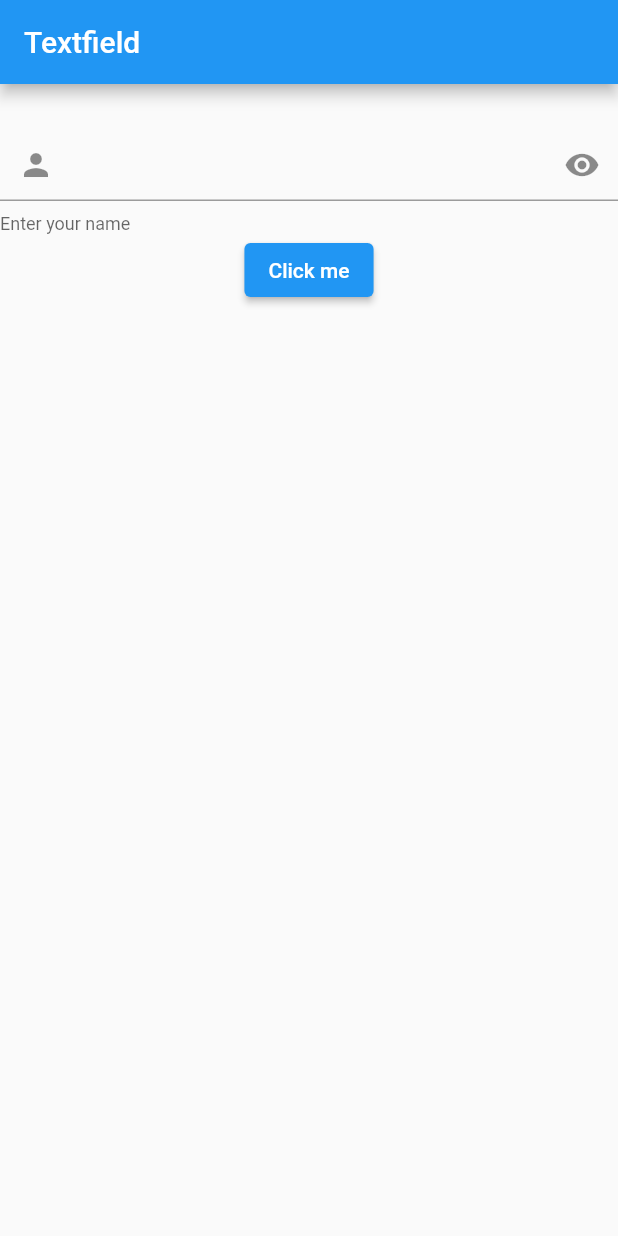
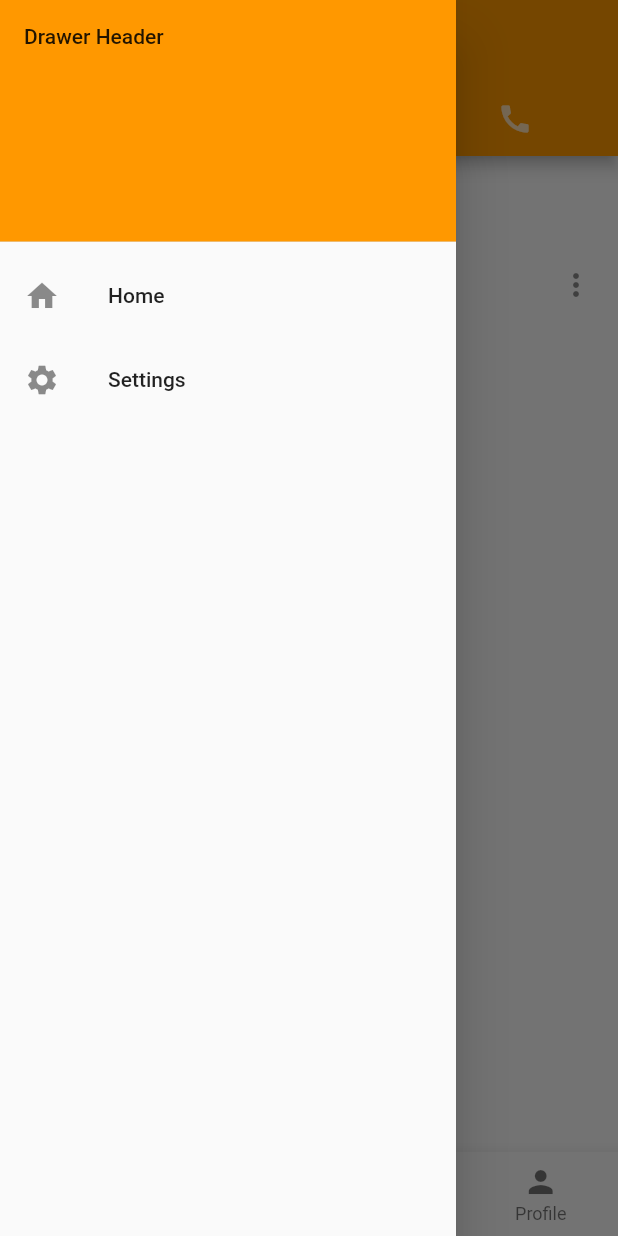
Before and after one commit to ahmed-moha/JUST-CA20-CODES, a Flutter app: the screen it shows after launch, with the side drawer open (before the commit the screen has no drawer), on a phone screen of 412 x 824 dp. Run offline on Flutter 3.47's test engine with Material 2 defaults, Android fonts, the phone set to English and light mode, and no system bars; our stand-ins replace webview_flutter.

Commit message:
LESSON 9

```diff
--- /dev/null
+++ b/lib/lesson_nine.dart
@@ -0,0 +1,109 @@
+import 'package:flutter/material.dart';
+
+class LessonNine extends StatefulWidget {
+  const LessonNine({super.key});
+
+  @override
+  State<LessonNine> createState() => _LessonNineState();
+}
+
+class _LessonNineState extends State<LessonNine> {
+  int currentIndex = 0;
+  // index aad kula soconeeso navigation-ka la maryaayo
+  List screens = [
+    const Text("Home"),
+    const Text("Classes"),
+    const Text("Search"),
+    const Text("Profile"),
+  ];
+
+  @override
+  Widget build(BuildContext context) {
+    return DefaultTabController(
+      length: 3, // halkaan ka sheeg tirada tabs ka aad rabto
+      child: Scaffold(
+        drawer:  Drawer(
+          child: Column(
+            children: [
+              const SizedBox(
+                width: double.infinity,
+                child: DrawerHeader(
+                  decoration: BoxDecoration(color: Colors.orange),
+                  child: Text("Drawer Header"),
+                ),
+              ),
+              ListTile(
+                onTap: ()=>Navigator.pop(context),
+                leading: const Icon(Icons.home),
+                title: const Text("Home"),
+              ),
+               const ListTile(
+                leading: Icon(Icons.settings),
+                title: Text("Settings"),
+              ),
+            ],
+          ),
+        ),
+        appBar: AppBar(
+          title: const Text("Lesson nine"),
+          backgroundColor: Colors.orange,
+          bottom: const TabBar(indicatorColor: Colors.white, tabs: [
+            Tab(
+              icon: Icon(Icons.home_max),
+            ),
+            Tab(
+              icon: Icon(Icons.balance),
+            ),
+            Tab(
+              icon: Icon(Icons.call),
+            )
+          ]),
+        ),
+        // body: const TabBarView(
+        //   children: [
+        //     Center(child: Text("Home screen")),
+        //     Center(child: Text("Judge screen")),
+        //     Center(child: Text("Calls screen")),
+        //   ],
+        // ),
+        body: Column(
+          children: [
+            const SizedBox(
+              height: 50,
+            ),
+            ListTile(
+              leading: Container(
+                padding: const EdgeInsets.all(5),
+                decoration: const BoxDecoration(
+                  color: Colors.orange,
+                  shape: BoxShape.circle,
+                ),
+                child: const Icon(Icons.person, color: Colors.white),
+              ),
+              title: const Text("CA20 Classes"),
+              subtitle: const Text("Flutter course"),
+              trailing: const Icon(Icons.more_vert),
+            )
+          ],
+        ),
+        // body: Center(child: screens[currentIndex]), \\ hadii aad rabto inaa tijaabiso bottomNavigations-ka comment-ga ka qaad line-kaan
+        bottomNavigationBar: BottomNavigationBar(
+          type: BottomNavigationBarType.fixed,
+          selectedItemColor: Colors.orange,
+          currentIndex:
+              currentIndex, // u pass gareey variable ka aan soo abuuranay
+          onTap: (value) {
+            currentIndex = value;
+            setState(() {});
+          },
+          items: const [
+            BottomNavigationBarItem(icon: Icon(Icons.home), label: "Home"),
+            BottomNavigationBarItem(icon: Icon(Icons.class_), label: "Classes"),
+            BottomNavigationBarItem(icon: Icon(Icons.search), label: "Search"),
+            BottomNavigationBarItem(icon: Icon(Icons.person), label: "Profile")
+          ],
+        ),
+      ),
+    );
+  }
+}
--- a/lib/main.dart
+++ b/lib/main.dart
@@ -1,13 +1,15 @@
 
 import 'package:ca_201/screen_one.dart';
 import 'package:ca_201/screen_two.dart';
-import 'package:ca_201/textfield_lesson.dart';
+
 import 'package:flutter/material.dart';
+
+import 'lesson_nine.dart';
 
 void main() {
   runApp(
      MaterialApp(
-      home: const TextFielLesson(),
+      home: const LessonNine(),
 
       routes: {
         "screenOne":(context)=>const ScreenOne(),
--- a/lib/textfield_lesson.dart
+++ b/lib/textfield_lesson.dart
@@ -8,43 +8,109 @@ class TextFielLesson extends StatefulWidget {
 }
 
 class _TextFielLessonState extends State<TextFielLesson> {
-    TextEditingController nameController = TextEditingController();
+  TextEditingController nameController = TextEditingController();
+  int currentIndex = 0;
+  List screens = [
+    const Text("Home"),
+    const Text("Home2"),
+    const Text("Home3"),
+    const Text("Home4"),
+  ];
   @override
   Widget build(BuildContext context) {
-    return Scaffold(
-      appBar: AppBar(
-        title: const Text("Textfield"),
+    return DefaultTabController(
+      length: 3,
+      child: Scaffold(
+        drawer: Drawer(
+          child: Column(
+            children: [
+              const SizedBox(
+                width: double.infinity,
+                child: DrawerHeader(
+                  decoration: BoxDecoration(color: Colors.blue),
+                  child: Text("CA201"),
+                ),
+              ),
+              const SizedBox(
+                height: 50,
+              ),
+              ListTile(
+                onTap: () => Navigator.pop(context),
+                leading: const Icon(Icons.home),
+                title: const Text("Home"),
+              ),
+              const ListTile(
+                leading: Icon(Icons.settings),
+                title: Text("Settings"),
+              ),
+              const Spacer(),
+              const ListTile(
+                leading: Icon(Icons.settings),
+                title: Text("Settings"),
+              ),
+            ],
+          ),
+        ),
+        appBar: AppBar(
+          title: const Text("Textfield"),
+          bottom: const TabBar(
+            tabs: [
+              Tab(icon: Icon(Icons.home),),
+                Tab(icon: Icon(Icons.settings),),
+                  Tab(icon: Icon(Icons.home),),
+
+            ],
+          ),
+        ),
+        body: const TabBarView(
+          children: [
+
+            Icon(Icons.set_meal),
+            Icon(Icons.person),
+              Icon(Icons.home),
+          ],
+        ),
+        // body: Center(child: screens[currentIndex]),
+        bottomNavigationBar: BottomNavigationBar(
+          type: BottomNavigationBarType.fixed,
+          onTap: (index) {
+            currentIndex = index;
+            setState(() {});
+          },
+          currentIndex: currentIndex,
+          items: const [
+            BottomNavigationBarItem(icon: Icon(Icons.home), label: "Home"),
+            BottomNavigationBarItem(icon: Icon(Icons.home), label: "Settings"),
+            BottomNavigationBarItem(icon: Icon(Icons.home), label: "Home"),
+            BottomNavigationBarItem(icon: Icon(Icons.home), label: "Home")
+          ],
+        ),
       ),
-      body: Column(
+    );
+  }
+}
+
+class MyCard extends StatelessWidget {
+  const MyCard({
+    super.key,
+  });
+
+  @override
+  Widget build(BuildContext context) {
+    return Container(
+      width: 100,
+      height: 100,
+      decoration: BoxDecoration(
+          // color: Colors.red
+          border: Border.all(color: Colors.black)),
+      child: const Column(
+        mainAxisAlignment: MainAxisAlignment.center,
         children: [
-     const SizedBox(
-            height: 30,
+          Icon(Icons.send),
+          SizedBox(
+            height: 8,
           ),
-          TextField(
-            obscureText: true,
-            controller: nameController,
-
-            // onChanged: (value) {
-            //   print(value);
-            //   name = value;
-            //   setState(() {});
-            // },
-            keyboardType: TextInputType.emailAddress,
-            decoration: const InputDecoration(
-                // hintText: "Enter your name",
-                helperText: "Enter your name",
-                prefixIcon: Icon(Icons.person),
-                // label: Text("Enter your name"),
-                suffixIcon: Icon(Icons.remove_red_eye)),
-          ),
-          ElevatedButton(
-            onPressed: () {
-              print(nameController.text);
-
-              nameController.clear();
-            },
-            child: const Text("Click me"),
-          ),
+          Text("Send")
         ],
       ),
     );
```
Also changed, not shown: lib/components/my_card.dart (added, +26 -0 lines).
